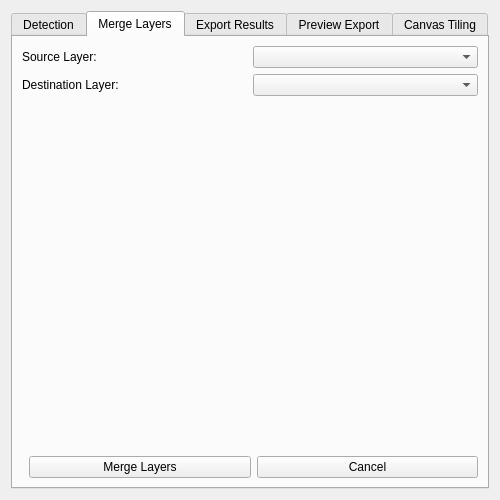
Old version of the form yolo_plugin/yolo_plugin_dialog_base.ui in the repository mateusz29/qgis-yolo-plugin.
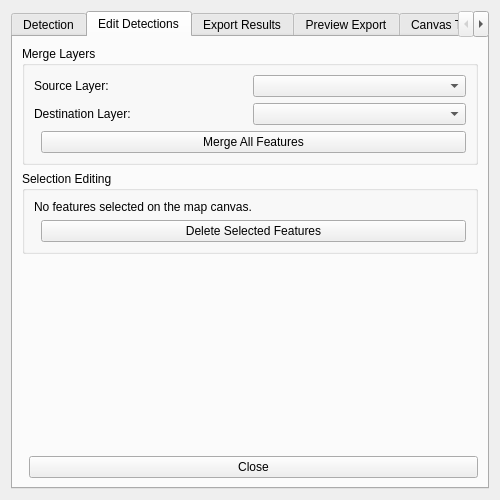
New version of the form. The open tabs and pages were chosen to show the change.

Commit message: Add feature to delete selected detections

What changed in the file:
```diff
--- a/yolo_plugin/yolo_plugin_dialog_base.ui
+++ b/yolo_plugin/yolo_plugin_dialog_base.ui
@@ -323,9 +323,15 @@
      </widget>
      <widget class="QWidget" name="tab_merge">
       <attribute name="title">
-        <string>Merge Layers</string>
+        <string>Edit Detections</string>
       </attribute>
-      <layout class="QVBoxLayout" name="verticalLayout_merge">
+      <layout class="QVBoxLayout" name="verticalLayout_edit">
+        <item>
+          <widget class="QGroupBox" name="groupBox_merge">
+            <property name="title">
+              <string>Merge Layers</string>
+            </property>
+            <layout class="QVBoxLayout" name="verticalLayout_merge_group">
         <item>
         <layout class="QGridLayout" name="gridLayout_merge">
           <item row="0" column="0">
@@ -351,7 +357,68 @@
         </layout>
         </item>
         <item>
-        <spacer name="verticalSpacer_merge">
+                <layout class="QHBoxLayout" name="horizontalLayout_merge_btn">
+                  <item>
+                    <spacer name="horizontalSpacer_merge">
+                      <property name="orientation">
+                        <enum>Qt::Horizontal</enum>
+                      </property>
+                    </spacer>
+                  </item>
+                  <item>
+                    <widget class="QPushButton" name="btn_merge_run">
+                      <property name="text">
+                        <string>Merge All Features</string>
+                      </property>
+                    </widget>
+                  </item>
+                </layout>
+              </item>
+            </layout>
+          </widget>
+        </item>
+        <item>
+          <widget class="QGroupBox" name="groupBox_selection_edit">
+            <property name="title">
+              <string>Selection Editing</string>
+            </property>
+            <layout class="QVBoxLayout" name="verticalLayout_selection_group">
+              <item>
+                <widget class="QLabel" name="label_selection_info">
+                  <property name="text">
+                    <string>No features selected on the map canvas.</string>
+                  </property>
+                  <property name="wordWrap">
+                    <bool>true</bool>
+                  </property>
+                </widget>
+              </item>
+              <item>
+                <layout class="QHBoxLayout" name="horizontalLayout_selection_btns">
+                  <item>
+                    <spacer name="horizontalSpacer_delete">
+                      <property name="orientation">
+                        <enum>Qt::Horizontal</enum>
+                      </property>
+                    </spacer>
+                  </item>
+                  <item>
+                    <widget class="QPushButton" name="btn_delete_selected">
+                      <property name="text">
+                        <string>Delete Selected Features</string>
+                      </property>
+                      <property name="toolTip">
+                        <string>Delete features currently selected in QGIS from their respective layer.</string>
+                      </property>
+                    </widget>
+                  </item>
+                </layout>
+              </item>
+            </layout>
+          </widget>
+        </item>
+        <item>
+          <spacer name="verticalSpacer_edit">
           <property name="orientation">
           <enum>Qt::Vertical</enum>
           </property>
@@ -366,23 +433,16 @@
         <item>
         <layout class="QHBoxLayout" name="horizontalLayout_merge_buttons">
           <item>
-          <spacer name="horizontalSpacer_merge">
+              <spacer name="horizontalSpacer_edit_cancel">
             <property name="orientation">
             <enum>Qt::Horizontal</enum>
             </property>
           </spacer>
           </item>
           <item>
-          <widget class="QPushButton" name="btn_merge_run">
+              <widget class="QPushButton" name="btn_edit_close">
             <property name="text">
-            <string>Merge Layers</string>
-            </property>
-          </widget>
-          </item>
-          <item>
-          <widget class="QPushButton" name="btn_merge_cancel">
-            <property name="text">
-            <string>Cancel</string>
+                  <string>Close</string>
             </property>
           </widget>
           </item>
```
Left out of the diff: 4 changed lines with no effect on the pictures. Lines whose indentation alone changed are shown as unchanged. The commit also changes 2 other files.
